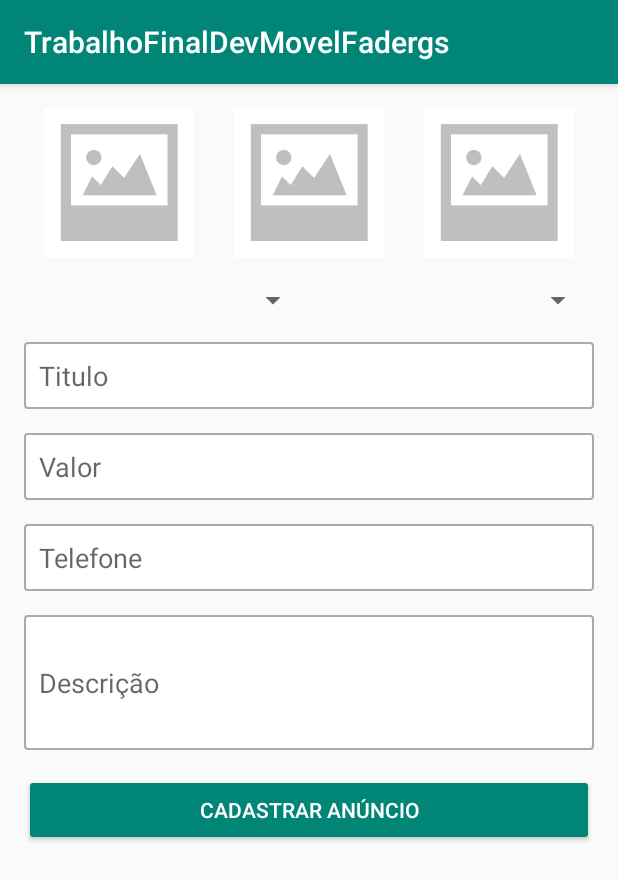
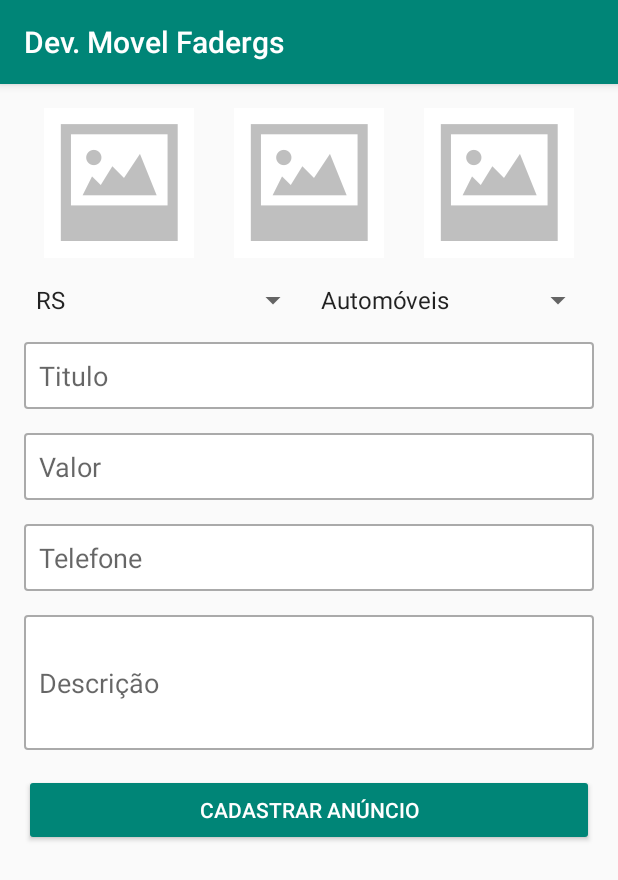
Before and after one commit to felipemostardas/TrabalhoFinalDevMovelFadergs, an Android app: the CadastrarAnuncioActivity screen opened directly, with no data from a screen before it, on a phone screen of 412 x 824 dp. Shown: the top 880 px of the screen. Run offline under Robolectric (Android 15) with nearby library versions, the phone set to English and light mode, and no system bars; libraries missing offline, so code that uses them is left out: com.blackcat.currencyedittext; plain views replace CurrencyEditText, MaskEditText; 2 statements that could not run were skipped.

```diff
--- a/app/src/main/java/com/example/trabalhofinaldevmovelfadergs/activity/CadastrarAnuncioActivity.java
+++ b/app/src/main/java/com/example/trabalhofinaldevmovelfadergs/activity/CadastrarAnuncioActivity.java
@@ -13,8 +13,10 @@ import android.support.v7.app.AppCompatActivity;
 import android.os.Bundle;
 import android.util.Log;
 import android.view.View;
+import android.widget.ArrayAdapter;
 import android.widget.EditText;
 import android.widget.ImageView;
+import android.widget.Spinner;
 
 import com.blackcat.currencyedittext.CurrencyEditText;
 import com.example.trabalhofinaldevmovelfadergs.R;
@@ -29,6 +31,7 @@ public class CadastrarAnuncioActivity extends AppCompatActivity
 
     private EditText campoTitulo, campoDescricao;
     private ImageView imagem1, imagem2, imagem3;
+    private Spinner campoEstado, campoCategoria;
     private CurrencyEditText campoValor;
     private EditText campoTelefone;
 
@@ -47,6 +50,7 @@ public class CadastrarAnuncioActivity extends AppCompatActivity
         Permissoes.validarPermissoes(permissoes, this, 1);
 
         inicializarComponentes();
+        carregarDadosSpinner();
     }
 
     public void salvarAnuncio(View view){
@@ -107,12 +111,37 @@ public class CadastrarAnuncioActivity extends AppCompatActivity
         }
     }
 
+    private void carregarDadosSpinner(){
+
+//        configurado Spinner de estados
+     String[] estados = getResources().getStringArray(R.array.estados);
+        ArrayAdapter<String> adapter = new ArrayAdapter<String>(
+                this, android.R.layout.simple_spinner_item,
+                estados
+        );
+
+    adapter.setDropDownViewResource(android.R.layout.simple_spinner_dropdown_item);
+    campoEstado.setAdapter(adapter);
+
+//        configurado Spinner de categorias
+        String[] categorias = getResources().getStringArray(R.array.categorias);
+        ArrayAdapter<String> adapterCategoria = new ArrayAdapter<String>(
+                this, android.R.layout.simple_spinner_item,
+                categorias
+        );
+
+        adapterCategoria.setDropDownViewResource(android.R.layout.simple_spinner_dropdown_item);
+        campoCategoria.setAdapter(adapterCategoria);
+    }
+
     private void inicializarComponentes(){
 
         campoTitulo = findViewById(R.id.editTitulo);
         campoDescricao = findViewById(R.id.editDescricao);
         campoValor = findViewById(R.id.editValor);
         campoTelefone = findViewById(R.id.editTelefone);
+        campoEstado = findViewById(R.id.spinnerEstado);
+        campoCategoria = findViewById(R.id.spinnerCategoria);
         imagem1 = findViewById(R.id.imageCadastro1);
         imagem2 = findViewById(R.id.imageCadastro2);
         imagem3 = findViewById(R.id.imageCadastro3);
--- a/app/src/main/res/layout/activity_cadastrar_anuncio.xml
+++ b/app/src/main/res/layout/activity_cadastrar_anuncio.xml
@@ -43,13 +43,13 @@
         android:orientation="horizontal">
 
         <Spinner
-            android:id="@+id/spinner"
+            android:id="@+id/spinnerEstado"
             android:layout_width="match_parent"
             android:layout_height="wrap_content"
             android:layout_weight="1" />
 
         <Spinner
-            android:id="@+id/spinner2"
+            android:id="@+id/spinnerCategoria"
             android:layout_width="match_parent"
             android:layout_height="wrap_content"
             android:layout_weight="1" />
--- a/app/src/main/res/values/strings.xml
+++ b/app/src/main/res/values/strings.xml
@@ -1,4 +1,21 @@
 <resources>
-    <string name="app_name">TrabalhoFinalDevMovelFadergs</string>
-    <string name="title_activity_meus_anuncios">MeusAnunciosActivity</string>
+    <string name="app_name">Dev. Movel Fadergs</string>
+    <string name="title_activity_meus_anuncios">Meus Anúncios</string>
+    <string-array name="estados">
+        <item>RS</item>
+        <item>SC</item>
+        <item>PR</item>
+    </string-array>
+
+    <string-array name="categorias">
+        <item>Automóveis</item>
+        <item>Imoveis</item>
+        <item>Eletronicos</item>
+        <item>Moda</item>
+        <item>Esportes</item>
+        <item>Música</item>
+        <item>Infantil</item>
+        <item>Agro</item>
+
+    </string-array>
 </resources>
```
